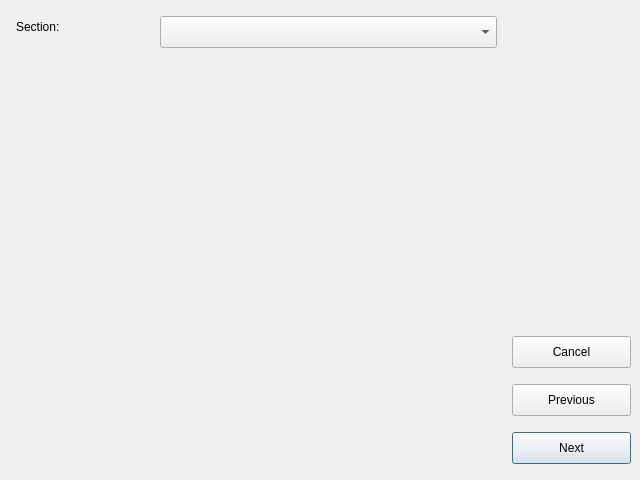
The window that uis/pkginfo.ui (amirgeva/sackage) describes before a commit, drawn with Qt 5.
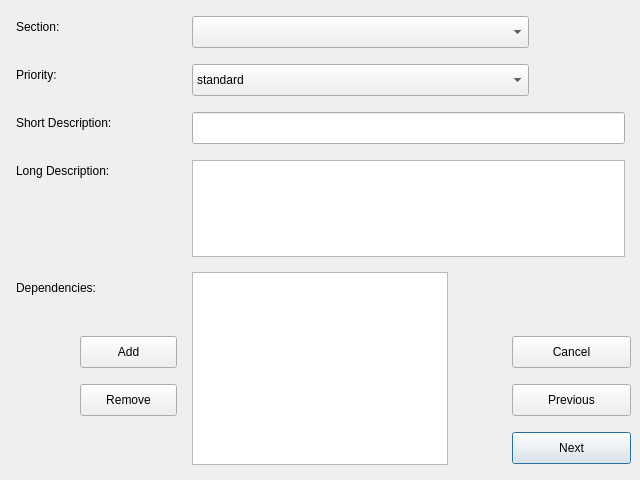
The same window after the commit.

```diff
--- a/uis/pkginfo.ui
+++ b/uis/pkginfo.ui
@@ -61,7 +61,7 @@
   <widget class="QComboBox" name="sectionCB">
    <property name="geometry">
     <rect>
-     <x>160</x>
+     <x>192</x>
      <y>16</y>
      <width>337</width>
      <height>32</height>
@@ -81,6 +81,149 @@
     <string>Section:</string>
    </property>
   </widget>
+  <widget class="QLabel" name="label_2">
+   <property name="geometry">
+    <rect>
+     <x>16</x>
+     <y>64</y>
+     <width>84</width>
+     <height>22</height>
+    </rect>
+   </property>
+   <property name="text">
+    <string>Priority:</string>
+   </property>
+  </widget>
+  <widget class="QComboBox" name="priorityCB">
+   <property name="geometry">
+    <rect>
+     <x>192</x>
+     <y>64</y>
+     <width>337</width>
+     <height>32</height>
+    </rect>
+   </property>
+   <item>
+    <property name="text">
+     <string>standard</string>
+    </property>
+   </item>
+   <item>
+    <property name="text">
+     <string>required</string>
+    </property>
+   </item>
+   <item>
+    <property name="text">
+     <string>important</string>
+    </property>
+   </item>
+   <item>
+    <property name="text">
+     <string>optional</string>
+    </property>
+   </item>
+   <item>
+    <property name="text">
+     <string>extra</string>
+    </property>
+   </item>
+  </widget>
+  <widget class="QLineEdit" name="shortDescEdit">
+   <property name="geometry">
+    <rect>
+     <x>192</x>
+     <y>112</y>
+     <width>433</width>
+     <height>32</height>
+    </rect>
+   </property>
+  </widget>
+  <widget class="QListWidget" name="dependList">
+   <property name="geometry">
+    <rect>
+     <x>192</x>
+     <y>272</y>
+     <width>256</width>
+     <height>193</height>
+    </rect>
+   </property>
+  </widget>
+  <widget class="QPlainTextEdit" name="longDescEdit">
+   <property name="geometry">
+    <rect>
+     <x>192</x>
+     <y>160</y>
+     <width>433</width>
+     <height>97</height>
+    </rect>
+   </property>
+  </widget>
+  <widget class="QLabel" name="label_3">
+   <property name="geometry">
+    <rect>
+     <x>16</x>
+     <y>112</y>
+     <width>177</width>
+     <height>22</height>
+    </rect>
+   </property>
+   <property name="text">
+    <string>Short Description:</string>
+   </property>
+  </widget>
+  <widget class="QLabel" name="label_4">
+   <property name="geometry">
+    <rect>
+     <x>16</x>
+     <y>160</y>
+     <width>161</width>
+     <height>22</height>
+    </rect>
+   </property>
+   <property name="text">
+    <string>Long Description:</string>
+   </property>
+  </widget>
+  <widget class="QLabel" name="label_5">
+   <property name="geometry">
+    <rect>
+     <x>16</x>
+     <y>272</y>
+     <width>145</width>
+     <height>32</height>
+    </rect>
+   </property>
+   <property name="text">
+    <string>Dependencies:</string>
+   </property>
+  </widget>
+  <widget class="QPushButton" name="pushButton">
+   <property name="geometry">
+    <rect>
+     <x>80</x>
+     <y>336</y>
+     <width>97</width>
+     <height>32</height>
+    </rect>
+   </property>
+   <property name="text">
+    <string>Add</string>
+   </property>
+  </widget>
+  <widget class="QPushButton" name="pushButton_2">
+   <property name="geometry">
+    <rect>
+     <x>80</x>
+     <y>384</y>
+     <width>97</width>
+     <height>32</height>
+    </rect>
+   </property>
+   <property name="text">
+    <string>Remove</string>
+   </property>
+  </widget>
  </widget>
  <resources/>
  <connections/>
```
Left out of the diff: 2 changed lines with no effect on the pictures.
